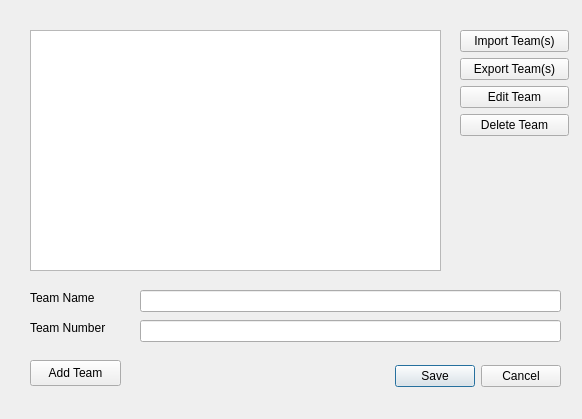
The window that module6/qt_files/edit_dialog.ui (treymeares/Module6) describes before a commit, drawn with Qt 5.
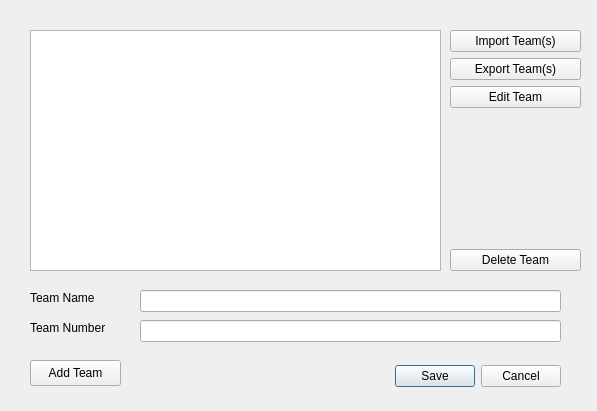
The same window after the commit.

Patch:
```diff
--- a/module6/qt_files/edit_dialog.ui
+++ b/module6/qt_files/edit_dialog.ui
@@ -6,8 +6,8 @@
    <rect>
     <x>0</x>
     <y>0</y>
-    <width>582</width>
-    <height>419</height>
+    <width>597</width>
+    <height>411</height>
    </rect>
   </property>
   <property name="windowTitle">
@@ -101,9 +101,9 @@
   <widget class="QWidget" name="layoutWidget">
    <property name="geometry">
     <rect>
-     <x>460</x>
+     <x>450</x>
      <y>30</y>
-     <width>109</width>
+     <width>131</width>
      <height>241</height>
     </rect>
    </property>
@@ -129,13 +129,6 @@
       </property>
      </widget>
     </item>
-    <item>
-     <widget class="QPushButton" name="delete_team">
-      <property name="text">
-       <string>Delete Team</string>
-      </property>
-     </widget>
-    </item>
     <item>
      <spacer name="verticalSpacer">
       <property name="orientation">
@@ -149,6 +142,13 @@
       </property>
      </spacer>
     </item>
+    <item>
+     <widget class="QPushButton" name="delete_team">
+      <property name="text">
+       <string>Delete Team</string>
+      </property>
+     </widget>
+    </item>
    </layout>
   </widget>
  </widget>
```
